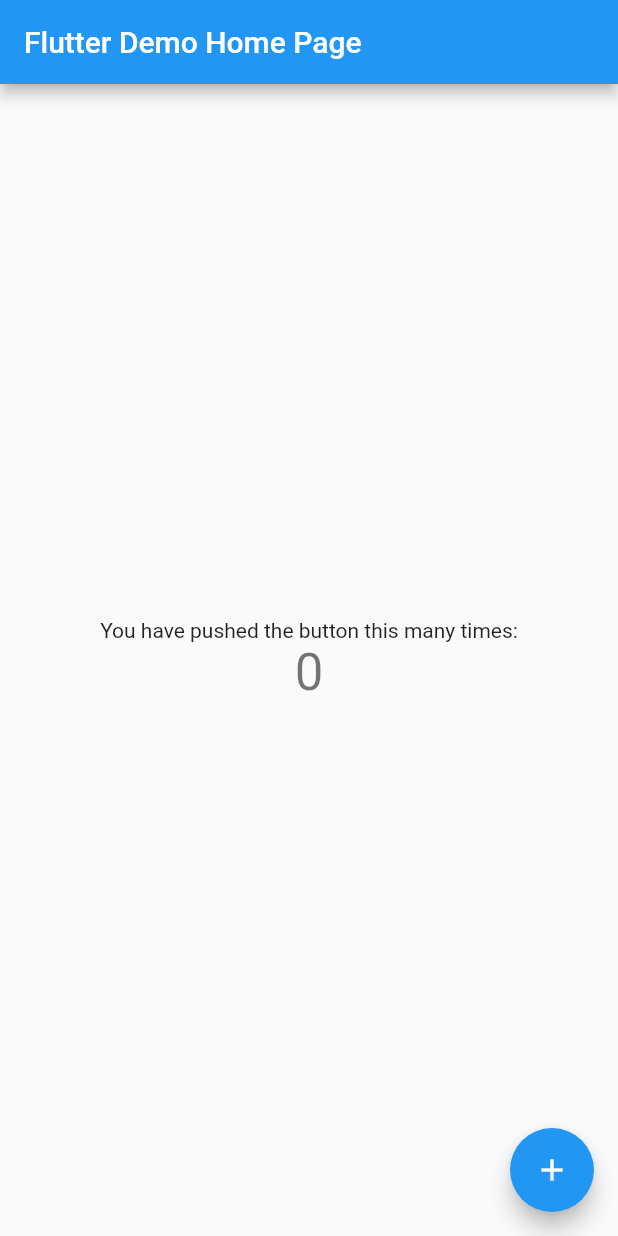
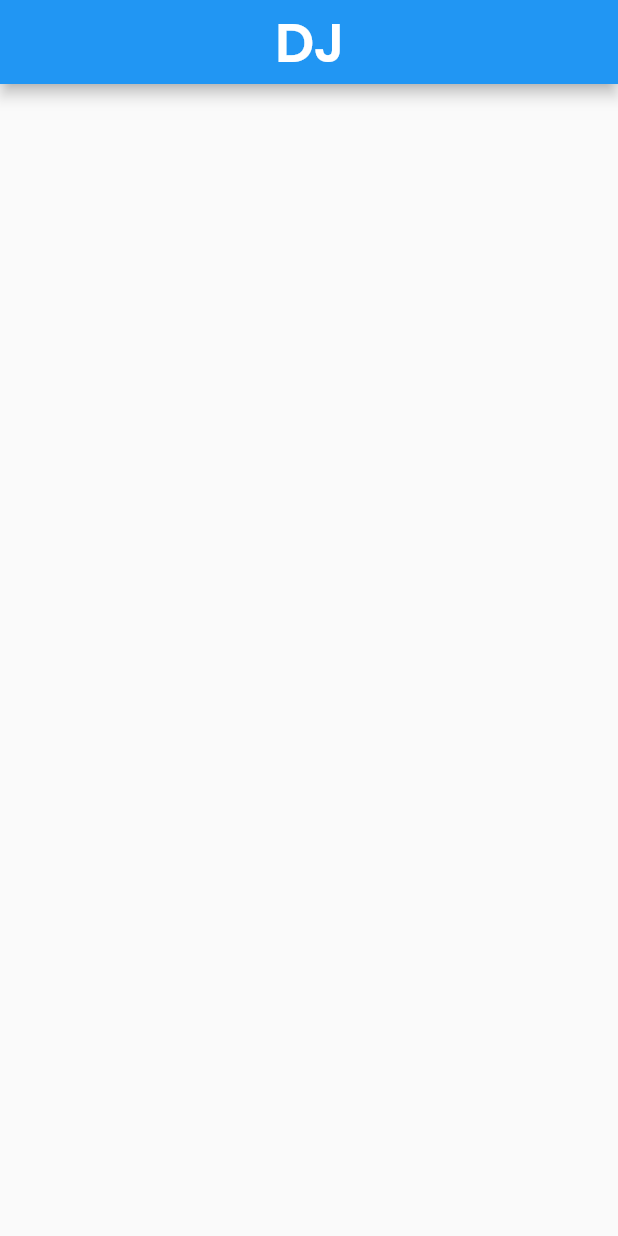
Before and after one commit to Dev-Beom/DJ, a Flutter app: the screen it shows after launch, on a phone screen of 412 x 824 dp. Run offline on Flutter 3.47's test engine with Material 2 defaults, Android fonts, the phone set to English and light mode, and no system bars.

Commit message:
디버그바 삭제

```diff
--- a/dj_app/lib/main.dart
+++ b/dj_app/lib/main.dart
@@ -1,117 +1,18 @@
 import 'package:flutter/material.dart';
+import 'src/HomePage.dart';
 
-void main() {
-  runApp(MyApp());
-}
+void main() => runApp(MyApp());
 
 class MyApp extends StatelessWidget {
-  // This widget is the root of your application.
   @override
   Widget build(BuildContext context) {
     return MaterialApp(
-      title: 'Flutter Demo',
+      debugShowCheckedModeBanner: false,
+      title: 'DJ',
       theme: ThemeData(
-        // This is the theme of your application.
-        //
-        // Try running your application with "flutter run". You'll see the
-        // application has a blue toolbar. Then, without quitting the app, try
-        // changing the primarySwatch below to Colors.green and then invoke
-        // "hot reload" (press "r" in the console where you ran "flutter run",
-        // or simply save your changes to "hot reload" in a Flutter IDE).
-        // Notice that the counter didn't reset back to zero; the application
-        // is not restarted.
         primarySwatch: Colors.blue,
-        // This makes the visual density adapt to the platform that you run
-        // the app on. For desktop platforms, the controls will be smaller and
-        // closer together (more dense) than on mobile platforms.
-        visualDensity: VisualDensity.adaptivePlatformDensity,
       ),
-      home: MyHomePage(title: 'Flutter Demo Home Page'),
+      home: HomePage(),
     );
   }
 }
-
-class MyHomePage extends StatefulWidget {
-  MyHomePage({Key key, this.title}) : super(key: key);
-
-  // This widget is the home page of your application. It is stateful, meaning
-  // that it has a State object (defined below) that contains fields that affect
-  // how it looks.
-
-  // This class is the configuration for the state. It holds the values (in this
-  // case the title) provided by the parent (in this case the App widget) and
-  // used by the build method of the State. Fields in a Widget subclass are
-  // always marked "final".
-
-  final String title;
-
-  @override
-  _MyHomePageState createState() => _MyHomePageState();
-}
-
-class _MyHomePageState extends State<MyHomePage> {
-  int _counter = 0;
-
-  void _incrementCounter() {
-    setState(() {
-      // This call to setState tells the Flutter framework that something has
-      // changed in this State, which causes it to rerun the build method below
-      // so that the display can reflect the updated values. If we changed
-      // _counter without calling setState(), then the build method would not be
-      // called again, and so nothing would appear to happen.
-      _counter++;
-    });
-  }
-
-  @override
-  Widget build(BuildContext context) {
-    // This method is rerun every time setState is called, for instance as done
-    // by the _incrementCounter method above.
-    //
-    // The Flutter framework has been optimized to make rerunning build methods
-    // fast, so that you can just rebuild anything that needs updating rather
-    // than having to individually change instances of widgets.
-    return Scaffold(
-      appBar: AppBar(
-        // Here we take the value from the MyHomePage object that was created by
-        // the App.build method, and use it to set our appbar title.
-        title: Text(widget.title),
-      ),
-      body: Center(
-        // Center is a layout widget. It takes a single child and positions it
-        // in the middle of the parent.
-        child: Column(
-          // Column is also a layout widget. It takes a list of children and
-          // arranges them vertically. By default, it sizes itself to fit its
-          // children horizontally, and tries to be as tall as its parent.
-          //
-          // Invoke "debug painting" (press "p" in the console, choose the
-          // "Toggle Debug Paint" action from the Flutter Inspector in Android
-          // Studio, or the "Toggle Debug Paint" command in Visual Studio Code)
-          // to see the wireframe for each widget.
-          //
-          // Column has various properties to control how it sizes itself and
-          // how it positions its children. Here we use mainAxisAlignment to
-          // center the children vertically; the main axis here is the vertical
-          // axis because Columns are vertical (the cross axis would be
-          // horizontal).
-          mainAxisAlignment: MainAxisAlignment.center,
-          children: <Widget>[
-            Text(
-              'You have pushed the button this many times:',
-            ),
-            Text(
-              '$_counter',
-              style: Theme.of(context).textTheme.headline4,
-            ),
-          ],
-        ),
-      ),
-      floatingActionButton: FloatingActionButton(
-        onPressed: _incrementCounter,
-        tooltip: 'Increment',
-        child: Icon(Icons.add),
-      ), // This trailing comma makes auto-formatting nicer for build methods.
-    );
-  }
-}
--- a/dj_app/lib/src/HomePage.dart
+++ b/dj_app/lib/src/HomePage.dart
@@ -0,0 +1,33 @@
+import 'package:flutter/material.dart';
+import 'HomePageBody.dart';
+
+class HomePage extends StatefulWidget {
+  @override
+  _HomePageState createState() => _HomePageState();
+}
+
+class _HomePageState extends State<HomePage> {
+  @override
+  Widget build(BuildContext context) {
+    return Scaffold(
+      appBar: AppBar(
+        centerTitle: true,
+        title: Text(
+          'DJ',
+          style: TextStyle(
+            color: Colors.white,
+            fontFamily: 'Poppins',
+            fontWeight: FontWeight.w600,
+            fontSize: 36.0,
+          ),
+        ),
+      ),
+      body: Column(
+        mainAxisAlignment: MainAxisAlignment.center,
+        children: <Widget>[
+          //HomePageBody(),
+        ],
+      ),
+    );
+  }
+}
```
